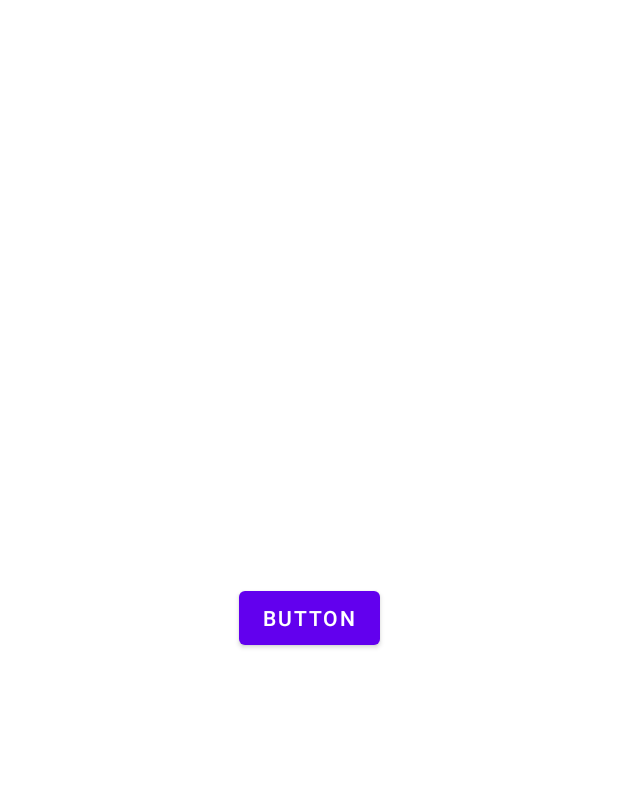
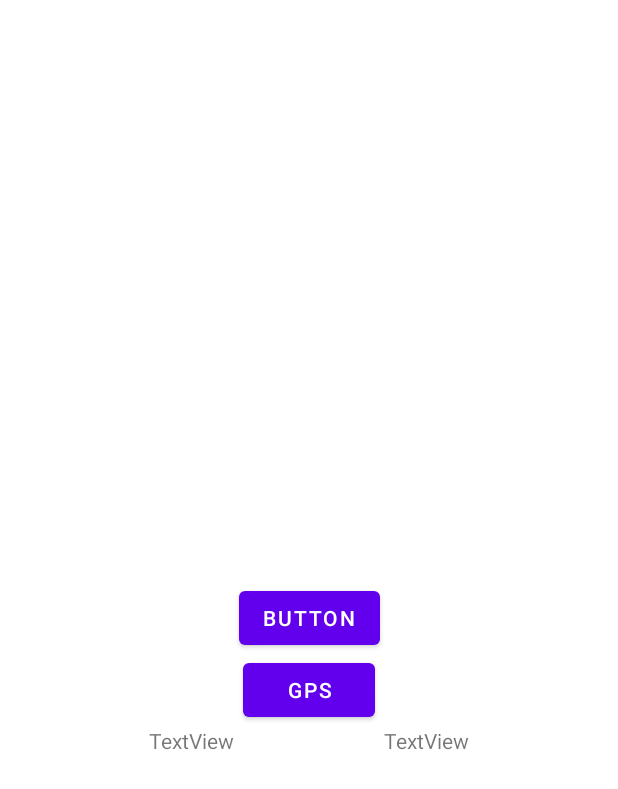
Before and after one commit to Yebigun/stalkerpda, an Android app: the layout activity_main.xml on its own in the app's theme, with its tools: preview values and no code run, on a phone screen of 412 x 824 dp. Shown: the top 789 px of the screen. Run offline under Robolectric (Android 15) with nearby library versions, the phone set to English and light mode, and no system bars.

Commit message:
added localization read button

```diff
--- a/app/build.gradle
+++ b/app/build.gradle
@@ -53,7 +53,7 @@ dependencies {
     implementation 'androidx.constraintlayout:constraintlayout:2.1.4'
     implementation 'androidx.navigation:navigation-fragment-ktx:2.5.3'
     implementation 'androidx.navigation:navigation-ui-ktx:2.5.3'
-    implementation 'com.google.android.gms:play-services-location:21.0.1'
+    implementation 'com.google.android.gms:play-services-location:18.0.0'
     implementation("io.arrow-kt:arrow-core:1.2.0")
 
     testImplementation 'junit:junit:4.13.2'
--- a/app/src/main/AndroidManifest.xml
+++ b/app/src/main/AndroidManifest.xml
@@ -5,6 +5,7 @@
     <uses-permission android:name="android.permission.ACCESS_FINE_LOCATION" />
     <uses-permission android:name="android.permission.ACCESS_COARSE_LOCATION" />
     <uses-permission android:name="android.permission.FOREGROUND_SERVICE" />
+    <uses-permission android:name="android.permission.INTERNET"/>
     <uses-permission android:name="android.permission.POST_NOTIFICATIONS" />
     <!--
     If your player application needs to keep the screen from dimming or the processor from sleeping,
--- a/app/src/main/res/layout/activity_main.xml
+++ b/app/src/main/res/layout/activity_main.xml
@@ -16,4 +16,33 @@
         app:layout_constraintEnd_toEndOf="parent"
         app:layout_constraintStart_toStartOf="parent"
         app:layout_constraintTop_toTopOf="parent" />
+
+    <Button
+        android:id="@+id/button_gps"
+        android:layout_width="wrap_content"
+        android:layout_height="wrap_content"
+        android:text="GPS"
+        app:layout_constraintEnd_toEndOf="parent"
+        app:layout_constraintStart_toStartOf="parent"
+        app:layout_constraintTop_toBottomOf="@+id/button2" />
+
+    <TextView
+        android:id="@+id/latitude"
+        android:layout_width="wrap_content"
+        android:layout_height="wrap_content"
+        android:text="TextView"
+        app:layout_constraintEnd_toStartOf="@+id/longitude"
+        app:layout_constraintStart_toStartOf="parent"
+        app:layout_constraintTop_toBottomOf="@+id/button_gps" />
+
+    <TextView
+        android:id="@+id/longitude"
+        android:layout_width="wrap_content"
+        android:layout_height="wrap_content"
+        android:text="TextView"
+        app:layout_constraintEnd_toEndOf="parent"
+        app:layout_constraintStart_toEndOf="@+id/latitude"
+        app:layout_constraintTop_toBottomOf="@+id/button_gps" />
+
+
 </androidx.constraintlayout.widget.ConstraintLayout>
```
Also changed, not shown: app/src/main/java/zhp/dupxko/stalkerpda/gui/MainActivity.kt (+29 -29 lines).
